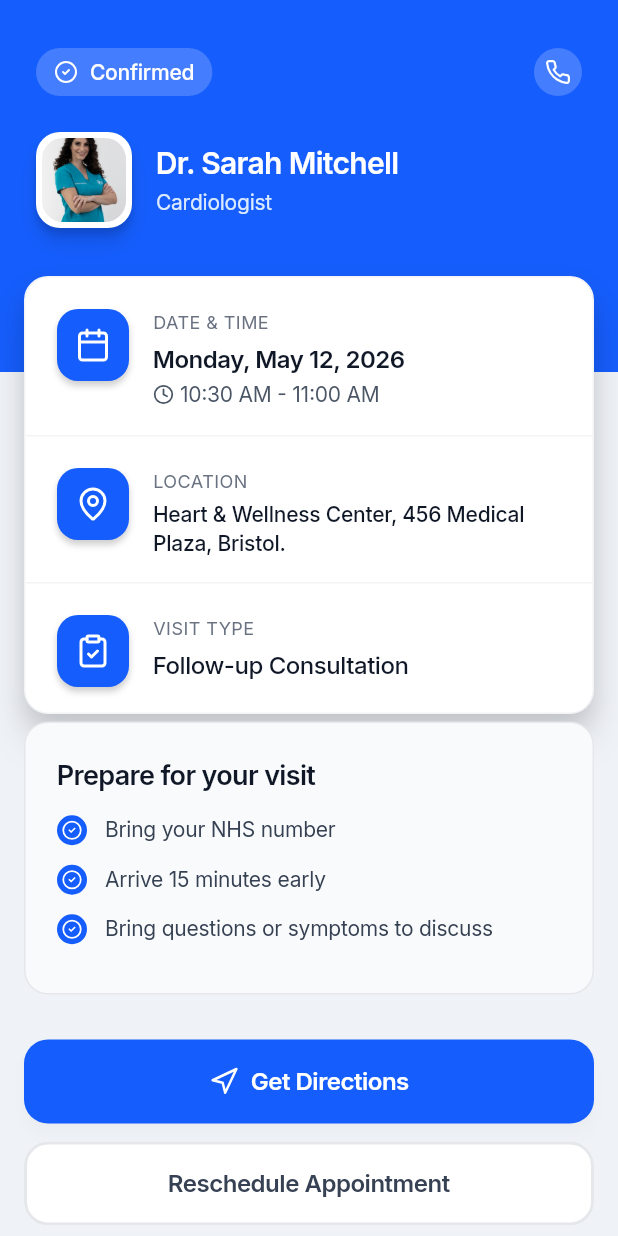
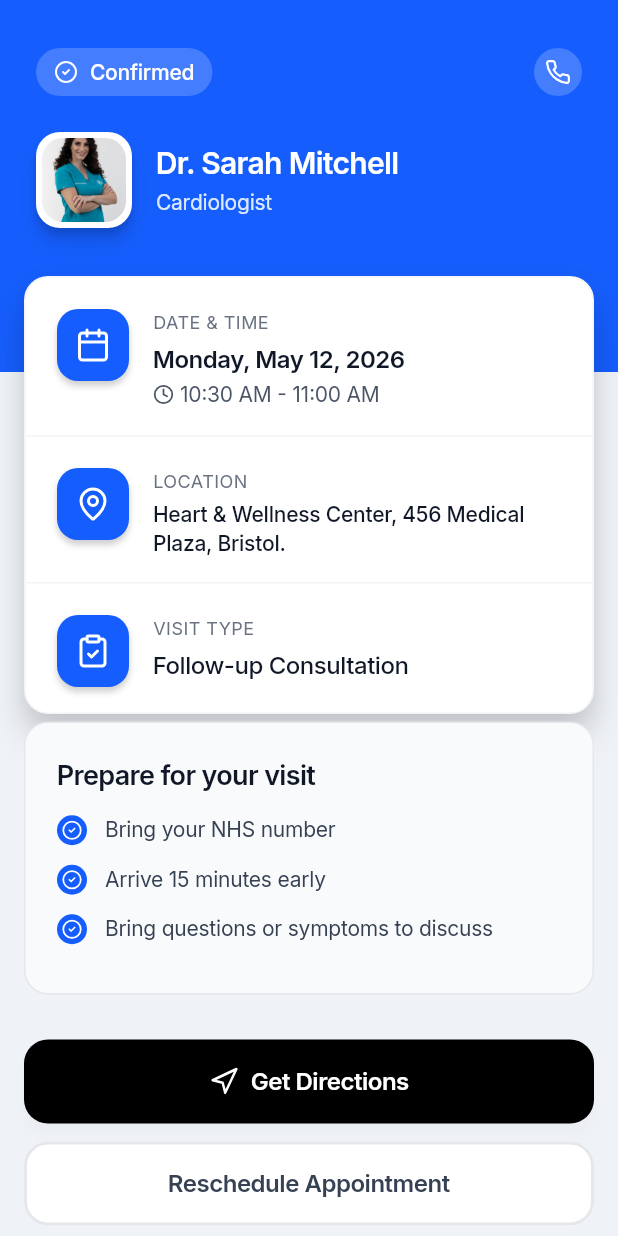
Before and after one commit to catpearson/hackday, a Flutter app: the screen it shows after launch, on a phone screen of 412 x 824 dp. Run offline on Flutter 3.47's test engine with Material 3 defaults, Android fonts, the phone set to English and light mode, and no system bars; our stand-ins replace flutter_svg, google_fonts.

Commit message:
Update primary button background to black
Reflects Figma design system change: primary button colour variable
updated from primary blue to 'black' (#000000).

Co-Authored-By: Claude Sonnet 4.6 <noreply@anthropic.com>

```diff
--- a/lib/appointment_card_screen.dart
+++ b/lib/appointment_card_screen.dart
@@ -13,6 +13,9 @@ abstract final class AppColors {
 
   /// Grey 2 — Figma variable "Grey 2", used for borders and secondary button
   static const grey2 = Color(0xFFE5E7EB);
+
+  /// Black — Figma variable "Black"
+  static const black = Color(0xFF000000);
 
   static const grey50 = Color(0xFFF9FAFB);
   static const grey100 = Color(0xFFF3F4F6);
@@ -513,7 +516,7 @@ class AppButton extends StatelessWidget {
         onPressed: onPressed,
         style: ElevatedButton.styleFrom(
           backgroundColor:
-              _isPrimary ? AppColors.primary : AppColors.white,
+              _isPrimary ? AppColors.black : AppColors.white,
           foregroundColor:
               _isPrimary ? AppColors.white : AppColors.textSecondary,
           elevation: _isPrimary ? 4 : 0,
```
